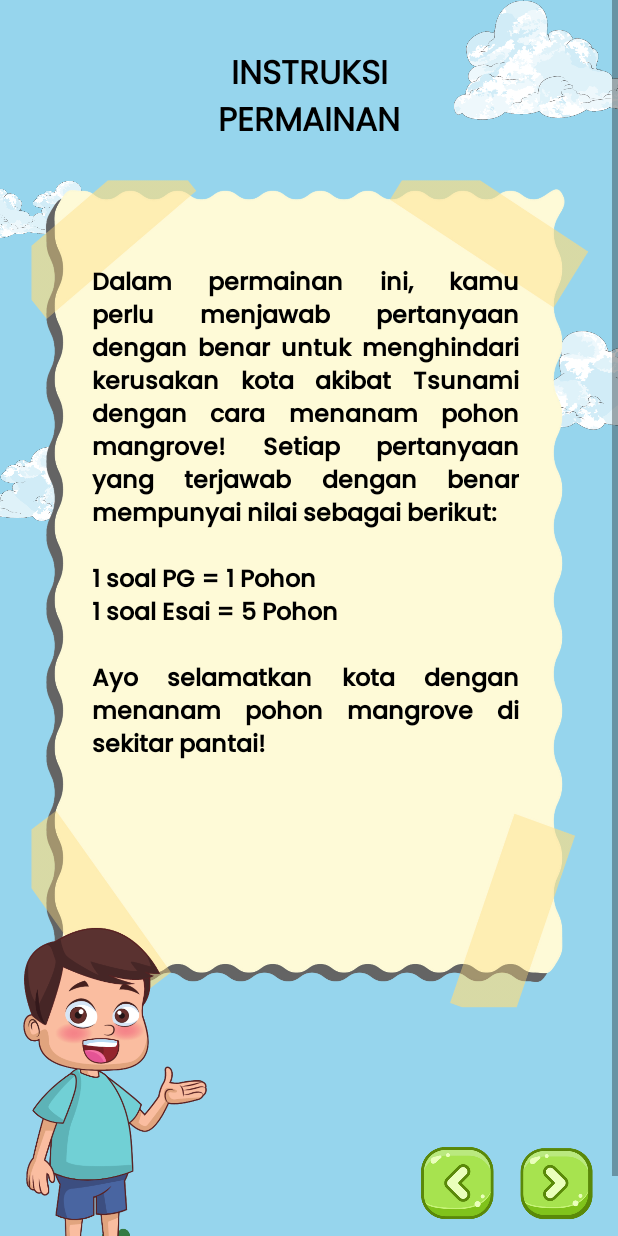
After one commit to yendrapriambada/EcoGuardian, an Android app: the GameInstructionsActivity screen opened directly, with no data from a screen before it, on a phone screen of 412 x 824 dp. The commit adds this screen. Run offline under Robolectric (Android 15) with nearby library versions, the phone set to English and light mode, and no system bars.

Commit message:
add layout game instructions

```diff
--- a/app/src/main/AndroidManifest.xml
+++ b/app/src/main/AndroidManifest.xml
@@ -11,6 +11,9 @@
         android:supportsRtl="true"
         android:theme="@style/Theme.EcoGuardian"
         tools:targetApi="31">
+        <activity
+            android:name=".GameInstructionsActivity"
+            android:exported="false" />
         <activity
             android:name=".FourteenActivity"
             android:exported="false" />
--- /dev/null
+++ b/app/src/main/java/com/fikri/ecoguardian/GameInstructionsActivity.kt
@@ -0,0 +1,11 @@
+package com.fikri.ecoguardian
+
+import androidx.appcompat.app.AppCompatActivity
+import android.os.Bundle
+
+class GameInstructionsActivity : AppCompatActivity() {
+    override fun onCreate(savedInstanceState: Bundle?) {
+        super.onCreate(savedInstanceState)
+        setContentView(R.layout.activity_game_instructions)
+    }
+}
--- a/app/src/main/java/com/fikri/ecoguardian/ThreeActivity.kt
+++ b/app/src/main/java/com/fikri/ecoguardian/ThreeActivity.kt
@@ -17,6 +17,10 @@ class ThreeActivity : AppCompatActivity() {
             btnStudy.setOnClickListener {
                 Intent(this@ThreeActivity, FourActivity::class.java).also { startActivity(it) }
             }
+
+            btnGames.setOnClickListener {
+                Intent(this@ThreeActivity, GameInstructionsActivity::class.java).also { startActivity(it) }
+            }
         }
     }
 }
--- /dev/null
+++ b/app/src/main/res/layout/activity_game_instructions.xml
@@ -0,0 +1,104 @@
+<?xml version="1.0" encoding="utf-8"?>
+<ScrollView xmlns:android="http://schemas.android.com/apk/res/android"
+    xmlns:app="http://schemas.android.com/apk/res-auto"
+    xmlns:tools="http://schemas.android.com/tools"
+    android:layout_width="match_parent"
+    android:layout_height="match_parent"
+    android:background="@color/blue_sky"
+    tools:context=".GameInstructionsActivity">
+
+    <androidx.constraintlayout.widget.ConstraintLayout
+        android:layout_width="match_parent"
+        android:layout_height="wrap_content">
+
+        <include
+            android:id="@+id/include"
+            layout="@layout/background"
+            android:layout_width="match_parent"
+            android:layout_height="match_parent" />
+
+        <TextView
+            android:id="@+id/tv_title"
+            style="@style/TextTitlePoppins"
+            android:layout_width="0dp"
+            android:layout_height="wrap_content"
+            android:layout_marginStart="24dp"
+            android:layout_marginTop="32dp"
+            android:layout_marginEnd="24dp"
+            android:gravity="center"
+            android:text="@string/instruksi_permainan"
+            app:layout_constraintEnd_toEndOf="parent"
+            app:layout_constraintStart_toStartOf="parent"
+            app:layout_constraintTop_toTopOf="parent" />
+
+        <TextView
+            android:id="@+id/textView"
+            style="@style/TextRegularPoppins"
+            android:layout_width="0dp"
+            android:layout_height="560dp"
+            android:layout_margin="16dp"
+            android:background="@drawable/asset_bg_instructions_game"
+            android:justificationMode="inter_word"
+            android:paddingStart="45dp"
+            android:paddingTop="60dp"
+            android:paddingEnd="50dp"
+            android:text="@string/permainan"
+            app:layout_constraintEnd_toEndOf="parent"
+            app:layout_constraintStart_toStartOf="parent"
+            app:layout_constraintTop_toBottomOf="@id/tv_title" />
+
+        <ImageView
+            android:layout_width="200dp"
+            android:layout_height="70dp"
+            android:src="@drawable/asset_grass"
+            android:layout_marginStart="-60dp"
+            android:layout_marginBottom="-12dp"
+            app:layout_constraintBottom_toBottomOf="parent"
+            app:layout_constraintStart_toStartOf="parent"
+            />
+
+        <ImageView
+            android:layout_width="200dp"
+            android:layout_height="70dp"
+            android:src="@drawable/asset_grass"
+            android:layout_marginEnd="-84dp"
+            android:layout_marginBottom="-12dp"
+            app:layout_constraintBottom_toBottomOf="parent"
+            app:layout_constraintEnd_toEndOf="parent"
+            />
+
+        <ImageView
+            android:id="@+id/imageView5"
+            android:layout_width="150dp"
+            android:layout_height="250dp"
+            android:src="@drawable/asset_npc_two"
+            android:layout_marginTop="-60dp"
+            app:layout_constraintStart_toStartOf="parent"
+            app:layout_constraintTop_toBottomOf="@+id/textView" />
+
+        <ImageButton
+            android:id="@+id/btn_prev"
+            android:layout_width="50dp"
+            android:layout_height="50dp"
+            android:background="@drawable/asset_button_prev"
+            android:layout_marginEnd="16dp"
+            android:layout_marginBottom="52dp"
+            app:layout_constraintEnd_toStartOf="@id/btn_next"
+            app:layout_constraintBottom_toBottomOf="parent"
+            />
+
+        <ImageButton
+            android:id="@+id/btn_next"
+            android:layout_width="50dp"
+            android:layout_height="50dp"
+            android:layout_marginEnd="16dp"
+            android:layout_marginBottom="52dp"
+            android:background="@drawable/asset_btn_next"
+            app:layout_constraintBottom_toBottomOf="parent"
+            app:layout_constraintEnd_toEndOf="parent"
+            />
+    </androidx.constraintlayout.widget.ConstraintLayout>
+
+
+
+</ScrollView>
--- a/app/src/main/res/values/strings.xml
+++ b/app/src/main/res/values/strings.xml
@@ -55,4 +55,6 @@
     <string name="dampak_gempa_bumi">Dampak Gempa Bumi terhadap Lingkungan</string>
     <string name="dampak_positif_gempa_bumi"><b>Dampak Positif Gempa Bumi Api bagi Manusia dan Lingkungan</b>\n<ol type="1">\n<li>Gempa bumi yang membuat mineral dan batu mulia naik ke permukaan sehingga lebih mudah untuk ditambang.</li>\n<li>Gempa bumi yang membuat daratan-daratan baru dan pelebaran pantai.</li>\n<li>Meningkatkan kewaspadaan manusia.</li>\n<li>Memicu ilmuwan-ilmuwan untuk menciptakan teknologi baru yang bisa meminimalisir kemungkinan terjadinya bencana alam.</li>\n</ol></string>
     <string name="dampak_negatif_gempa_bumi"><b>Dampak Negatif Gempa Bumi Manusia dan Lingkungan</b>\n<ol type="1">\n<li>Tanah longsor</li>\n<li>Runtuhan batuan</li>\n<li>Retakan tanah</li>\n<li>Tsunami</li>\n</ol></string>
+    <string name="permainan">Dalam permainan ini, kamu perlu menjawab pertanyaan dengan benar untuk menghindari kerusakan kota akibat Tsunami dengan cara menanam pohon mangrove! Setiap pertanyaan yang terjawab dengan benar mempunyai nilai sebagai berikut:\n\n1 soal PG = 1 Pohon\n1 soal Esai = 5 Pohon\n\nAyo selamatkan kota dengan menanam pohon mangrove di sekitar pantai!</string>
+    <string name="instruksi_permainan">INSTRUKSI\nPERMAINAN</string>
 </resources>
```
Also changed, not shown: app/src/main/res/drawable/asset_bg_instructions_game.png (added).
